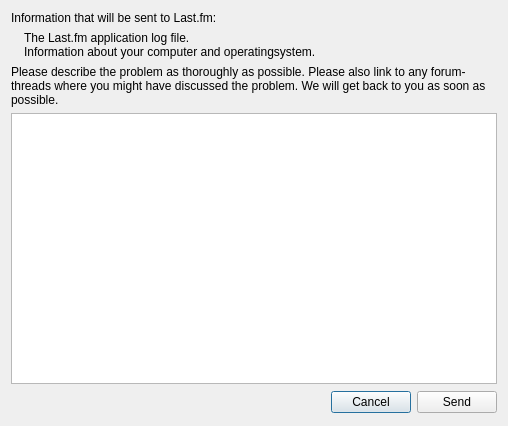
First picture: the form in app/client/widgets/SendLogsDialog.ui, repository dougma/lastfm-desktop, before the edit.
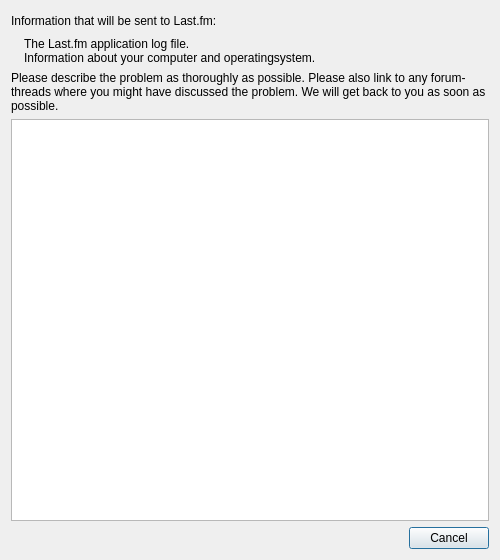
Second picture: the form after the edit.

Commit message: Spinner in the SendLogsDialog

Patch:
```diff
--- a/app/client/widgets/SendLogsDialog.ui
+++ b/app/client/widgets/SendLogsDialog.ui
@@ -5,8 +5,8 @@
    <rect>
     <x>0</x>
     <y>0</y>
-    <width>508</width>
-    <height>426</height>
+    <width>500</width>
+    <height>560</height>
    </rect>
   </property>
   <property name="windowTitle" >
@@ -14,11 +14,47 @@
   </property>
   <layout class="QVBoxLayout" name="verticalLayout_2" >
    <item>
-    <widget class="QLabel" name="infoHeader" >
-     <property name="text" >
-      <string>Information that will be sent to Last.fm:</string>
-     </property>
-    </widget>
+    <layout class="QHBoxLayout" name="horizontalLayout_2" >
+     <item>
+      <widget class="QLabel" name="infoHeader" >
+       <property name="text" >
+        <string>Information that will be sent to Last.fm:</string>
+       </property>
+      </widget>
+     </item>
+     <item>
+      <spacer name="horizontalSpacer_2" >
+       <property name="orientation" >
+        <enum>Qt::Horizontal</enum>
+       </property>
+       <property name="sizeHint" stdset="0" >
+        <size>
+         <width>198</width>
+         <height>20</height>
+        </size>
+       </property>
+      </spacer>
+     </item>
+     <item>
+      <widget class="QLabel" name="spinner" >
+       <property name="sizePolicy" >
+        <sizepolicy vsizetype="Fixed" hsizetype="Fixed" >
+         <horstretch>0</horstretch>
+         <verstretch>0</verstretch>
+        </sizepolicy>
+       </property>
+       <property name="minimumSize" >
+        <size>
+         <width>16</width>
+         <height>16</height>
+        </size>
+       </property>
+       <property name="text" >
+        <string/>
+       </property>
+      </widget>
+     </item>
+    </layout>
    </item>
    <item>
     <layout class="QHBoxLayout" name="horizontalLayout" >
@@ -81,35 +117,11 @@
     <widget class="QTextEdit" name="moreInfoTextEdit" />
    </item>
    <item>
-    <layout class="QHBoxLayout" name="horizontalLayout_2" >
-     <item>
-      <spacer name="horizontalSpacer_2" >
-       <property name="orientation" >
-        <enum>Qt::Horizontal</enum>
-       </property>
-       <property name="sizeHint" stdset="0" >
-        <size>
-         <width>238</width>
-         <height>25</height>
-        </size>
-       </property>
-      </spacer>
-     </item>
-     <item>
-      <widget class="QPushButton" name="cancelButton" >
-       <property name="text" >
-        <string>Cancel</string>
-       </property>
-      </widget>
-     </item>
-     <item>
-      <widget class="QPushButton" name="sendButton" >
-       <property name="text" >
-        <string>Send</string>
-       </property>
-      </widget>
-     </item>
-    </layout>
+    <widget class="QDialogButtonBox" name="buttonBox" >
+     <property name="standardButtons" >
+      <set>QDialogButtonBox::Cancel</set>
+     </property>
+    </widget>
    </item>
   </layout>
  </widget>
```
Left out of the diff: 14 changed lines with no effect on the pictures. The commit also changes 1 other file.
